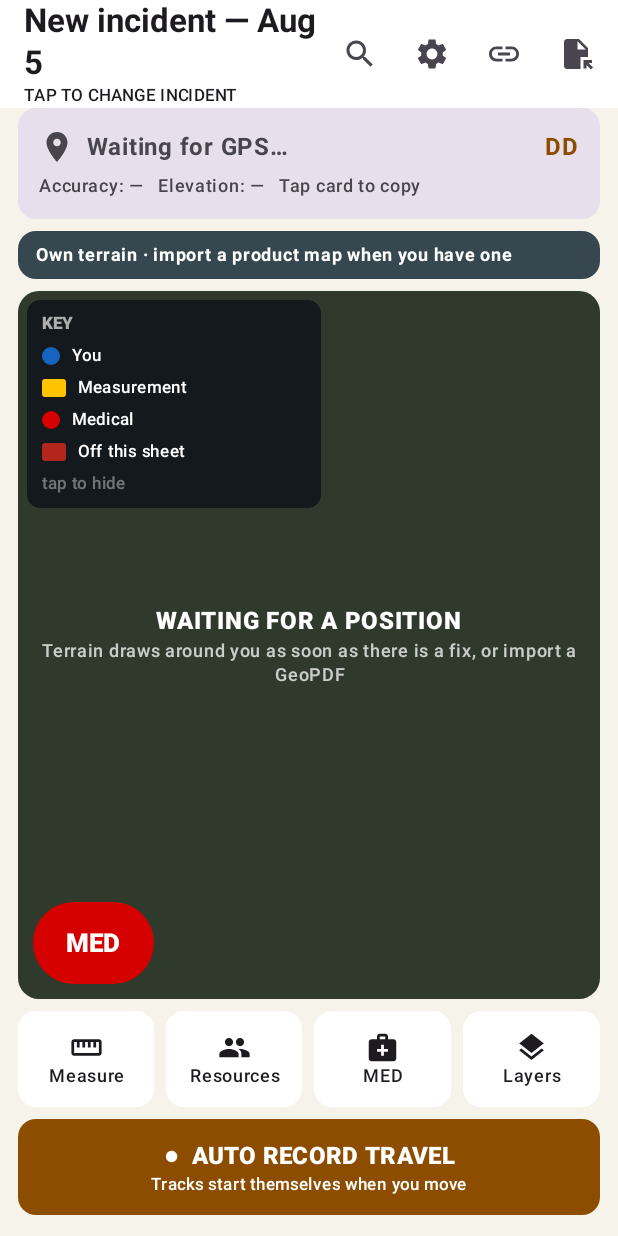
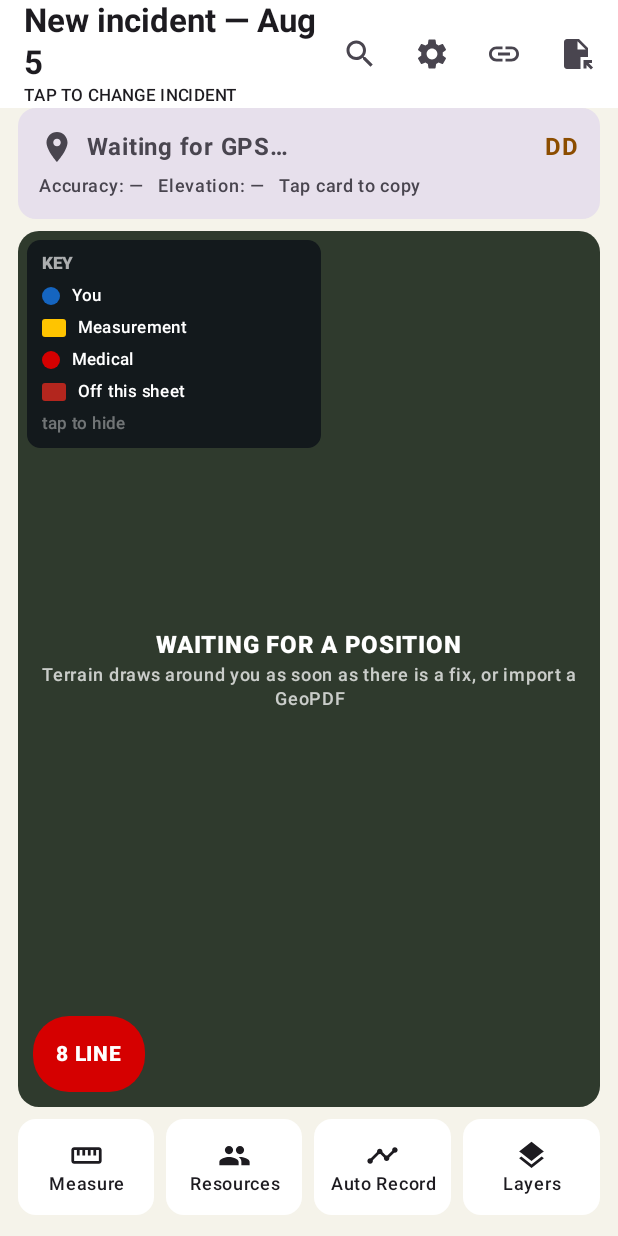
Before and after one commit to RHECYEE/FIRE-MAPS, an Android app built with Jetpack Compose: the screen it shows after launch (MainActivity), after a tap on "DDM", on a phone screen of 412 x 824 dp. Run offline under Robolectric (Android 15) with nearby library versions, the phone set to English and light mode, and no system bars; our stand-ins replace Room's generated code; 2 other taps on this screen came first.

Commit message:
Give the bottom row to auto record, and stop announcing own terrain
Three changes to what is on screen all the time.

The "Own terrain -- import a product map when you have one" strip is gone.
Running on the app's own terrain is the normal way to work, not a state to
get out of, so it does not need a band across the map saying so on every
glance. Which sheet is in use, including none, is now a MAP SHEET section in
Settings, where it can be looked up on the rare occasion it matters. Real
messages and the name of an imported sheet still show as before.

The floating medical button now reads 8 LINE and is smaller. "MED" was
ambiguous next to the medical pin symbol and the medical layer; the 8 line
is the form it opens and what anybody asks for by name. Smaller, but held at
roughly the minimum comfortable target rather than shrunk to fit the label
-- it is still the control that has to be hit first time with gloves on.

Auto record takes the medical slot in the tool row, since the 8 line is
reachable from the floating button including full screen. It used to be a
full-width button of its own underneath; having both would have been two
controls doing one thing, so the big one is gone and the map gets the strip
back. While recording, a single line underneath says what it is doing and
when it pauses -- the part of the old button worth keeping.

Co-Authored-By: Claude Opus 5 <noreply@anthropic.com>
Claude-Session: https://claude.ai/code/session_015LHpYUFADiEq1EDVaCqt1E

```diff
--- a/app/src/main/java/com/rhecyee/firelinemap/ui/FirelineApp.kt
+++ b/app/src/main/java/com/rhecyee/firelinemap/ui/FirelineApp.kt
@@ -20,14 +20,14 @@ import androidx.compose.foundation.layout.fillMaxWidth
 import androidx.compose.foundation.layout.height
 import androidx.compose.foundation.layout.padding
 import androidx.compose.foundation.layout.size
-import androidx.compose.foundation.shape.RoundedCornerShape
 import androidx.compose.material.icons.Icons
 import androidx.compose.material.icons.filled.AddLocationAlt
 import androidx.compose.material.icons.filled.Draw
 import androidx.compose.material.icons.filled.FileOpen
+import androidx.compose.material.icons.filled.FiberManualRecord
+import androidx.compose.material.icons.filled.Timeline
 import androidx.compose.material.icons.filled.Layers
 import androidx.compose.material.icons.filled.Link
-import androidx.compose.material.icons.filled.MedicalServices
 import androidx.compose.material.icons.filled.Search
 import androidx.compose.material.icons.filled.LocationOn
 import androidx.compose.material.icons.filled.People
@@ -37,7 +37,6 @@ import androidx.compose.material.icons.filled.Timer
 import androidx.compose.material3.AlertDialog
 import androidx.compose.material3.Button
 import androidx.compose.material3.AlertDialog
-import androidx.compose.material3.ButtonDefaults
 import androidx.compose.material3.Card
 import androidx.compose.material3.CardDefaults
 import androidx.compose.material3.ExperimentalMaterial3Api
@@ -1078,6 +1077,8 @@ fun FirelineApp() {
                 segmentAtDropPoints = it
             },
             dropPointsFound = dropPoints.size,
+            mapSheetStatus = activeMap?.let { "${it.displayName} · ${it.kindLabel}" }
+                ?: "None — own terrain only",
             autoDownloadRadius = autoRadius,
             onAutoDownloadRadius = {
                 settings.autoDownloadRadiusMiles = it
@@ -1731,14 +1732,24 @@ fun FirelineApp() {
                         selectedSymbol = null
                     }
                 }
+                // The 8 line moved out to the floating button, which is always
+                // on screen including full screen. This slot goes to auto
+                // record, which used to be a full-width button of its own
+                // below -- one control, one place, and a strip of map back.
                 ToolButton(
-                    "MED",
-                    Icons.Default.MedicalServices,
+                    if (watching) "Recording" else "Auto Record",
+                    if (watching) Icons.Default.FiberManualRecord else Icons.Default.Timeline,
                     Modifier.weight(1f),
-                    active = medicalReport != null
+                    active = watching
                 ) {
+                    val intent = Intent(context, TrackRecordingService::class.java).apply {
+                        action = if (watching) TrackRecordingService.ACTION_STOP
+                        else TrackRecordingService.ACTION_START
+                        putExtra(TrackRecordingService.EXTRA_INCIDENT_ID, activeIncident?.id)
+                    }
                     touched()
-                    openMedicalReport()
+                    ContextCompat.startForegroundService(context, intent)
+                    watching = !watching
                 }
                 ToolButton(
                     "Layers",
@@ -1751,42 +1762,20 @@ fun FirelineApp() {
                 }
             }
 
-            if (chromeVisible && !showSearch) Button(
-                onClick = {
-                    val intent = Intent(context, TrackRecordingService::class.java).apply {
-                        action = if (watching) TrackRecordingService.ACTION_STOP
-                        else TrackRecordingService.ACTION_START
-                        putExtra(TrackRecordingService.EXTRA_INCIDENT_ID, activeIncident?.id)
-                    }
-                    touched()
-                    ContextCompat.startForegroundService(context, intent)
-                    watching = !watching
-                },
-                modifier = Modifier
-                    .fillMaxWidth()
-                    .height(64.dp),
-                colors = ButtonDefaults.buttonColors(
-                    containerColor = if (watching) MaterialTheme.colorScheme.error
-                    else MaterialTheme.colorScheme.primary
-                ),
-                shape = RoundedCornerShape(12.dp)
-            ) {
-                Column(horizontalAlignment = Alignment.CenterHorizontally) {
-                    Text(
-                        if (watching) "STOP AUTO RECORDING" else "\u25cf  AUTO RECORD TRAVEL",
-                        style = MaterialTheme.typography.titleMedium,
-                        fontWeight = FontWeight.Black
-                    )
-                    Text(
-                        if (watching) {
-                            "Records on movement \u00b7 pauses after " +
-                                TrackSettingsStore.describe(stopThreshold) + " stopped"
-                        } else {
-                            "Tracks start themselves when you move"
-                        },
-                        style = MaterialTheme.typography.labelSmall
-                    )
-                }
+            // What recording is doing, in a line rather than a button. The
+            // control is in the row above; this only has to say what state it
+            // is in, and it only says it while recording -- when it is off,
+            // the row's own label already does.
+            if (chromeVisible && !showSearch && watching) {
+                Text(
+                    "Recording on movement \u00b7 pauses after " +
+                        TrackSettingsStore.describe(stopThreshold) + " stopped",
+                    modifier = Modifier.fillMaxWidth(),
+                    color = MaterialTheme.colorScheme.error,
+                    style = MaterialTheme.typography.labelSmall,
+                    fontWeight = FontWeight.Bold,
+                    textAlign = androidx.compose.ui.text.style.TextAlign.Center
+                )
             }
             Spacer(Modifier.height(6.dp))
         }
@@ -1820,6 +1809,12 @@ private fun parseLineString(geoJson: String): List<Pair<Double, Double>> {
 
 @Composable
 private fun MapStatusRow(map: ImportedMap?, message: String?) {
+    // Running on the app's own terrain is the normal way to work, not a state
+    // to get out of, so it no longer takes a strip of the screen to say so.
+    // Which sheet is in use -- including none -- is in Settings, where it can
+    // be looked up on the rare occasion it matters.
+    if (message == null && map == null) return
+
     val text: String
     val colour: Color
     when {
@@ -1827,12 +1822,7 @@ private fun MapStatusRow(map: ImportedMap?, message: String?) {
             text = message
             colour = Color(0xFFB3261E)
         }
-        map == null -> {
-            // Not a warning any more. Running on the app's own terrain is a
-            // supported way to work, not a state to get out of.
-            text = "Own terrain · import a product map when you have one"
-            colour = Color(0xFF37474F)
-        }
+        map == null -> return
         map.kind == PdfKind.GEOREFERENCED -> {
             val insets = map.document.insetFrames.size
             val extra =
--- a/app/src/main/java/com/rhecyee/firelinemap/ui/MapCanvas.kt
+++ b/app/src/main/java/com/rhecyee/firelinemap/ui/MapCanvas.kt
@@ -1755,17 +1755,25 @@ fun CompactStatusStrip(
  */
 @androidx.compose.runtime.Composable
 fun MedicalButton(active: Boolean, onClick: () -> Unit, modifier: Modifier = Modifier) {
+    // Says what it opens. "MED" was ambiguous next to the medical pin symbol
+    // and the medical layer; the 8 line is the form itself, and it is what
+    // anybody on the radio asks for by name.
+    //
+    // Smaller than it was, but not small. It is still the one control that has
+    // to be hit first time with gloves on and a patient on the ground, so the
+    // padding holds it at roughly the minimum comfortable target rather than
+    // shrinking to fit the label.
     Text(
-        if (active) "MED ●" else "MED",
+        if (active) "8 LINE ●" else "8 LINE",
         modifier = modifier
             .background(
                 if (active) Color(0xFF7F0000) else Color(0xFFD50000),
-                RoundedCornerShape(28.dp)
+                RoundedCornerShape(24.dp)
             )
             .clickable { onClick() }
-            .padding(horizontal = 22.dp, vertical = 15.dp),
+            .padding(horizontal = 15.dp, vertical = 13.dp),
         color = Color.White,
         fontWeight = FontWeight.Black,
-        fontSize = androidx.compose.ui.unit.TextUnit(17f, androidx.compose.ui.unit.TextUnitType.Sp)
+        fontSize = androidx.compose.ui.unit.TextUnit(14f, androidx.compose.ui.unit.TextUnitType.Sp)
     )
 }
```
Also changed, not shown: app/src/main/java/com/rhecyee/firelinemap/ui/SettingsSheet.kt (+23 -0 lines).
